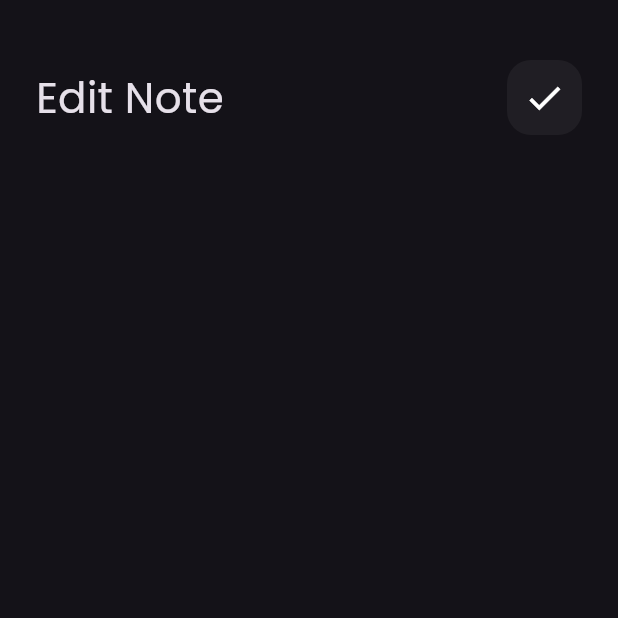
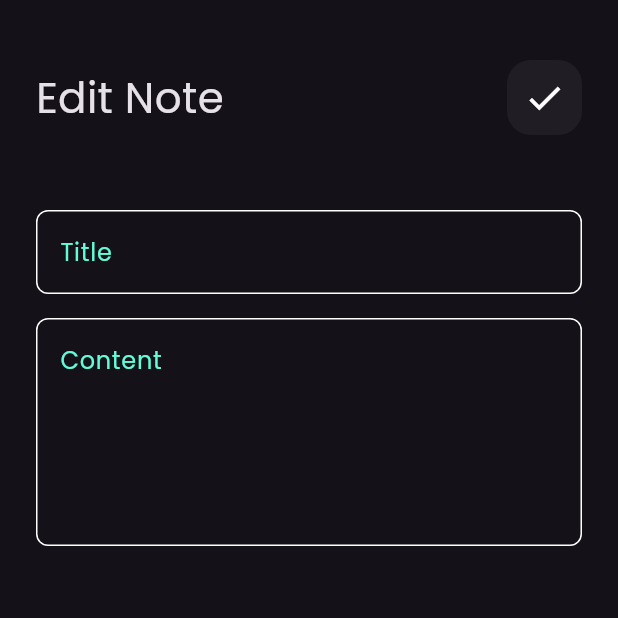
Before and after one commit to AhmedElsalhy/notes_app, a Flutter app: the EditNoteView screen opened directly, on a phone screen of 412 x 824 dp, the top half of it. Run offline on Flutter 3.47's test engine with Material 3 defaults, Android fonts, the phone set to English and light mode, and no system bars; our stand-ins replace font_awesome_flutter.

Commit message:
edit note view ui done

```diff
--- a/lib/widgets/edit_note_view_body.dart
+++ b/lib/widgets/edit_note_view_body.dart
@@ -1,5 +1,6 @@
 import 'package:flutter/material.dart';
 import 'package:notes_app/widgets/custom_app_bar.dart';
+import 'package:notes_app/widgets/custom_text_field.dart';
 
 class EditNoteViewBody extends StatelessWidget {
   const EditNoteViewBody({super.key});
@@ -16,6 +17,17 @@ class EditNoteViewBody extends StatelessWidget {
           CustomAppBar(
             iconData: Icons.check,
             text: 'Edit Note',
+          ),
+          SizedBox(height: 50,),
+          CustomTextField(
+            hintText: 'Title',
+          ),
+          SizedBox(
+            height: 16,
+          ),
+          CustomTextField(
+            hintText: 'Content',
+            maxLines: 5,
           )
         ],
       ),
```
